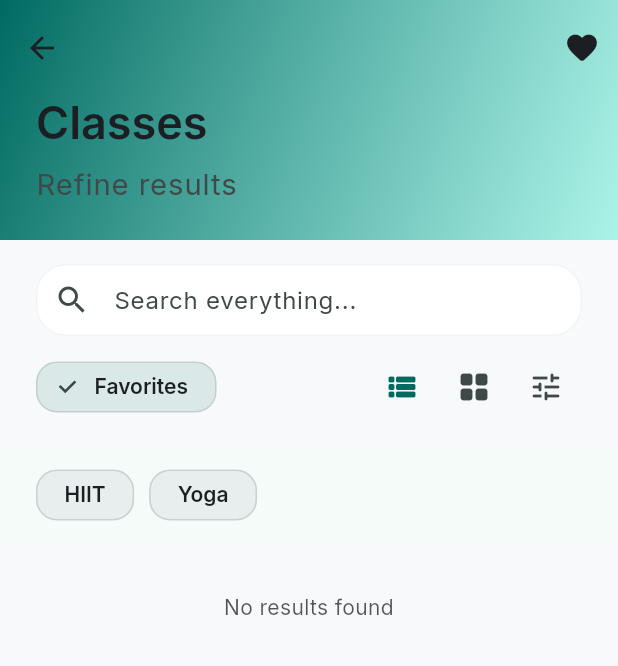
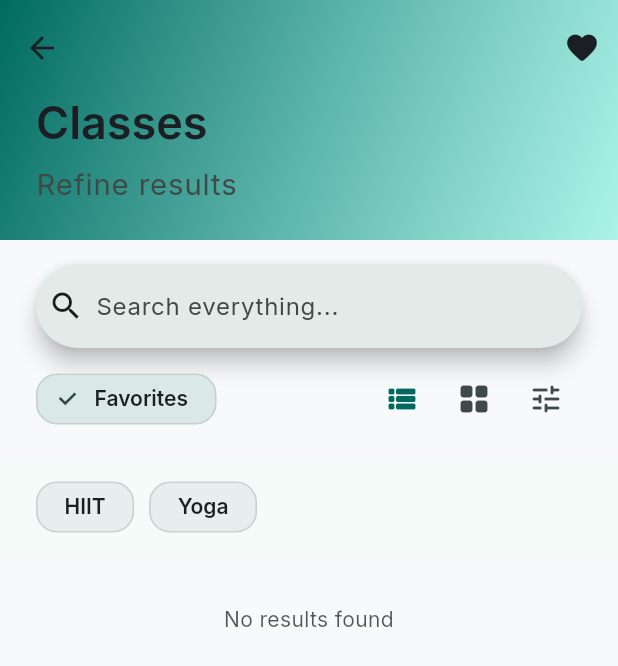
Before and after one commit to abdelrahmanwahdan11/smartgym, a Flutter app: the ClassesPage screen opened by its route, after a tap on the "favorite outline" icon, on a phone screen of 412 x 824 dp. Shown: the top 666 px of the screen. Run offline on Flutter 3.47's test engine with Material 3 defaults, Android fonts, the phone set to English and light mode, and no system bars; drawn by our look-alikes of flutter_animate; our stand-ins replace get, google_fonts, iconly, shared_preferences; accounts and stored records are empty; statements that could not run were skipped.

Commit message:
Add theme tokens and modern search experience

```diff
--- a/analysis_options.yaml
+++ b/analysis_options.yaml
@@ -2,5 +2,6 @@ include: package:flutter_lints/flutter.yaml
 
 linter:
   rules:
-    avoid_print: false
-    prefer_const_constructors: false
+    avoid_print: true
+    prefer_const_constructors: true
+    unawaited_futures: true
--- a/lib/core/localization/app_translations.dart
+++ b/lib/core/localization/app_translations.dart
@@ -50,7 +50,11 @@ class AppTranslations extends Translations {
           'empty_state': 'No content yet',
           'refresh': 'Refresh',
           'search_placeholder': 'Search everything...',
+          'quick_actions': 'Quick actions',
+          'compare': 'Compare',
           'color_picker': 'Primary Color',
+          'theme': 'Theme',
+          'preview': 'Preview',
           'light_mode': 'Light mode',
           'logout': 'Log out',
           'profile': 'Profile',
@@ -107,7 +111,16 @@ class AppTranslations extends Translations {
           'favorites': 'Favorites',
           'add_favorite': 'Add to favorites',
           'remove_favorite': 'Remove from favorites',
+          'add_to_favorites': 'Add to favorites',
+          'remove_from_favorites': 'Remove from favorites',
+          'view_mode': 'View mode',
+          'parallax': 'Parallax',
+          'density': 'Density',
           'refine_results': 'Refine results',
+          'book_now': 'Book now',
+          'join': 'Join',
+          'write_review': 'Write a review',
+          'copy_success': 'Copied',
           'done': 'Done',
           'type': 'Type',
           'level': 'Level',
@@ -303,7 +316,11 @@ class AppTranslations extends Translations {
           'empty_state': 'لا يوجد محتوى بعد',
           'refresh': 'تحديث',
           'search_placeholder': 'ابحث عن أي شيء...',
+          'quick_actions': 'إجراءات سريعة',
+          'compare': 'مقارنة',
           'color_picker': 'اللون الأساسي',
+          'theme': 'الثيم',
+          'preview': 'معاينة',
           'light_mode': 'الوضع الفاتح',
           'logout': 'تسجيل الخروج',
           'profile': 'الملف الشخصي',
@@ -360,7 +377,16 @@ class AppTranslations extends Translations {
           'favorites': 'المفضّلة',
           'add_favorite': 'أضف إلى المفضّلة',
           'remove_favorite': 'إزالة من المفضّلة',
+          'add_to_favorites': 'أضف إلى المفضّلة',
+          'remove_from_favorites': 'أزل من المفضّلة',
+          'view_mode': 'وضع العرض',
+          'parallax': 'بارالاكس',
+          'density': 'الكثافة',
           'refine_results': 'تحسين النتائج',
+          'book_now': 'احجز الآن',
+          'join': 'انضمام',
+          'write_review': 'اكتب تقييمًا',
+          'copy_success': 'تم النسخ',
           'done': 'تم',
           'type': 'النوع',
           'level': 'المستوى',
--- /dev/null
+++ b/lib/core/theme/app_tokens.dart
@@ -0,0 +1,83 @@
+import 'package:flutter/material.dart';
+
+class AppTokens extends ThemeExtension<AppTokens> {
+  const AppTokens({
+    required this.spacingXs,
+    required this.spacingSm,
+    required this.spacingMed,
+    required this.spacingLg,
+    required this.spacingXl,
+    required this.animationFast,
+    required this.animationMed,
+    required this.animationSlow,
+  });
+
+  final double spacingXs;
+  final double spacingSm;
+  final double spacingMed;
+  final double spacingLg;
+  final double spacingXl;
+  final Duration animationFast;
+  final Duration animationMed;
+  final Duration animationSlow;
+
+  static const AppTokens defaults = AppTokens(
+    spacingXs: 6,
+    spacingSm: 10,
+    spacingMed: 16,
+    spacingLg: 24,
+    spacingXl: 32,
+    animationFast: Duration(milliseconds: 120),
+    animationMed: Duration(milliseconds: 260),
+    animationSlow: Duration(milliseconds: 420),
+  );
+
+  @override
+  AppTokens copyWith({
+    double? spacingXs,
+    double? spacingSm,
+    double? spacingMed,
+    double? spacingLg,
+    double? spacingXl,
+    Duration? animationFast,
+    Duration? animationMed,
+    Duration? animationSlow,
+  }) {
+    return AppTokens(
+      spacingXs: spacingXs ?? this.spacingXs,
+      spacingSm: spacingSm ?? this.spacingSm,
+      spacingMed: spacingMed ?? this.spacingMed,
+      spacingLg: spacingLg ?? this.spacingLg,
+      spacingXl: spacingXl ?? this.spacingXl,
+      animationFast: animationFast ?? this.animationFast,
+      animationMed: animationMed ?? this.animationMed,
+      animationSlow: animationSlow ?? this.animationSlow,
+    );
+  }
+
+  @override
+  AppTokens lerp(ThemeExtension<AppTokens>? other, double t) {
+    if (other is! AppTokens) {
+      return this;
+    }
+    return AppTokens(
+      spacingXs: lerpDouble(spacingXs, other.spacingXs, t),
+      spacingSm: lerpDouble(spacingSm, other.spacingSm, t),
+      spacingMed: lerpDouble(spacingMed, other.spacingMed, t),
+      spacingLg: lerpDouble(spacingLg, other.spacingLg, t),
+      spacingXl: lerpDouble(spacingXl, other.spacingXl, t),
+      animationFast: _lerpDuration(animationFast, other.animationFast, t),
+      animationMed: _lerpDuration(animationMed, other.animationMed, t),
+      animationSlow: _lerpDuration(animationSlow, other.animationSlow, t),
+    );
+  }
+
+  static double lerpDouble(double a, double b, double t) => a + (b - a) * t;
+
+  static Duration _lerpDuration(Duration a, Duration b, double t) {
+    final microseconds = (a.inMicroseconds +
+            ((b.inMicroseconds - a.inMicroseconds) * t))
+        .round();
+    return Duration(microseconds: microseconds);
+  }
+}
--- a/lib/presentation/controllers/classes_controller.dart
+++ b/lib/presentation/controllers/classes_controller.dart
@@ -67,6 +67,22 @@ class ClassesController extends GetxController with GuardedControllerMixin {
 
   List<ClassModel> get favorites =>
       _allClasses.where((c) => favoriteClassIds.contains(c.id)).toList();
+
+  List<String> get searchSuggestions {
+    final set = <String>{};
+    for (final entry in _index.values) {
+      set
+        ..add(entry.classModel.title)
+        ..add(entry.classModel.type)
+        ..add(entry.classModel.level)
+        ..add(entry.gymName)
+        ..add(entry.trainerName);
+    }
+    return set
+        .where((element) => element.trim().isNotEmpty)
+        .take(12)
+        .toList();
+  }
 
   @override
   void onInit() {
--- a/lib/presentation/pages/classes_page.dart
+++ b/lib/presentation/pages/classes_page.dart
@@ -9,7 +9,8 @@ import '../controllers/classes_controller.dart';
 import '../controllers/injury_controller.dart';
 import '../widgets/glass_card.dart';
 import '../widgets/gradient_app_bar.dart';
-import '../widgets/search_bar.dart';
+import '../widgets/m3_search_bar.dart';
+import '../widgets/skeleton.dart';
 import '../widgets/states.dart';
 import '../widgets/tag_pill.dart';
 
@@ -54,10 +55,15 @@ class ClassesPage extends GetView<ClassesController> {
               ),
               child: Column(
                 children: [
-                  DebouncedSearchBar(
-                    hintText: 'search_placeholder'.tr,
-                    onChanged: controller.updateQuery,
-                  ),
+                  Obx(() {
+                    final _ = controller.displayed.length; // ignore: unused_local_variable
+                    return M3SearchBar(
+                      hintText: 'search_placeholder'.tr,
+                      onQueryChanged: controller.updateQuery,
+                      onSubmitted: controller.updateQuery,
+                      suggestions: controller.searchSuggestions,
+                    );
+                  }),
                   const SizedBox(height: AppConstants.spacingSm),
                   _ViewModeToggle(
                     controller: controller,
@@ -70,10 +76,23 @@ class ClassesPage extends GetView<ClassesController> {
           _QuickFilterHeader(controller: controller),
           Obx(() {
             if (controller.isLoading.value) {
-              return const SliverToBoxAdapter(
+              return SliverToBoxAdapter(
                 child: Padding(
-                  padding: EdgeInsets.symmetric(vertical: AppConstants.spacingXl),
-                  child: Center(child: CircularProgressIndicator()),
+                  padding: const EdgeInsets.symmetric(
+                    horizontal: AppConstants.spacingLg,
+                    vertical: AppConstants.spacingLg,
+                  ),
+                  child: Column(
+                    children: List.generate(
+                      6,
+                      (index) => const Padding(
+                        padding: EdgeInsets.symmetric(
+                          vertical: AppConstants.spacingSm,
+                        ),
+                        child: Skeleton(height: 120),
+                      ),
+                    ),
+                  ),
                 ),
               );
             }
--- /dev/null
+++ b/lib/presentation/widgets/m3_search_bar.dart
@@ -0,0 +1,87 @@
+import 'dart:async';
+
+import 'package:flutter/material.dart';
+
+class M3SearchBar extends StatefulWidget {
+  const M3SearchBar({
+    super.key,
+    required this.onQueryChanged,
+    this.onSubmitted,
+    this.hintText,
+    this.suggestions = const <String>[],
+    this.debounce = const Duration(milliseconds: 250),
+    this.leading,
+  });
+
+  final ValueChanged<String> onQueryChanged;
+  final ValueChanged<String>? onSubmitted;
+  final String? hintText;
+  final List<String> suggestions;
+  final Duration debounce;
+  final Widget? leading;
+
+  @override
+  State<M3SearchBar> createState() => _M3SearchBarState();
+}
+
+class _M3SearchBarState extends State<M3SearchBar> {
+  Timer? _timer;
+
+  @override
+  void dispose() {
+    _timer?.cancel();
+    super.dispose();
+  }
+
+  @override
+  Widget build(BuildContext context) {
+    return SearchAnchor(
+      builder: (BuildContext context, SearchController controller) {
+        return SearchBar(
+          controller: controller,
+          hintText: widget.hintText,
+          leading: widget.leading ?? const Icon(Icons.search),
+          onChanged: (value) => _onChanged(value, controller),
+          onSubmitted: (value) {
+            widget.onSubmitted?.call(value);
+            widget.onQueryChanged(value);
+            controller.closeView(value);
+          },
+        );
+      },
+      suggestionsBuilder: (BuildContext context, SearchController controller) {
+        final query = controller.text.trim().toLowerCase();
+        if (widget.suggestions.isEmpty) {
+          return const Iterable<Widget>.empty();
+        }
+        final filtered = widget.suggestions
+            .where((item) =>
+                query.isEmpty || item.toLowerCase().contains(query))
+            .take(6);
+        return filtered.map(
+          (item) => ListTile(
+            title: Text(item),
+            onTap: () {
+              controller.closeView(item);
+              controller.text = item;
+              widget.onQueryChanged(item);
+              widget.onSubmitted?.call(item);
+            },
+          ),
+        );
+      },
+    );
+  }
+
+  void _onChanged(String value, SearchController controller) {
+    _timer?.cancel();
+    _timer = Timer(widget.debounce, () {
+      widget.onQueryChanged(value);
+    });
+    if (value.isNotEmpty && widget.suggestions.isNotEmpty) {
+      controller.openView();
+    } else {
+      controller.closeView(value);
+    }
+  }
+}
--- /dev/null
+++ b/lib/presentation/widgets/skeleton.dart
@@ -0,0 +1,33 @@
+import 'package:flutter/material.dart';
+import 'package:flutter_animate/flutter_animate.dart';
+
+class Skeleton extends StatelessWidget {
+  const Skeleton({
+    super.key,
+    this.height = 16,
+    this.width = double.infinity,
+    this.borderRadius = 12,
+  });
+
+  final double height;
+  final double width;
+  final double borderRadius;
+
+  @override
+  Widget build(BuildContext context) {
+    final colorScheme = Theme.of(context).colorScheme;
+    final base = colorScheme.surfaceVariant.withOpacity(0.3);
+    final highlight = colorScheme.primary.withOpacity(0.12);
+    return Container(
+      height: height,
+      width: width,
+      decoration: BoxDecoration(
+        color: base,
+        borderRadius: BorderRadius.circular(borderRadius),
+      ),
+    )
+        .animate(onPlay: (controller) => controller.repeat())
+        .shimmer(duration: const Duration(milliseconds: 1200), color: highlight)
+        .fadeIn(duration: const Duration(milliseconds: 200));
+  }
+}
```
Also changed, not shown: lib/core/theme/app_theme.dart (+13 -0 lines).
